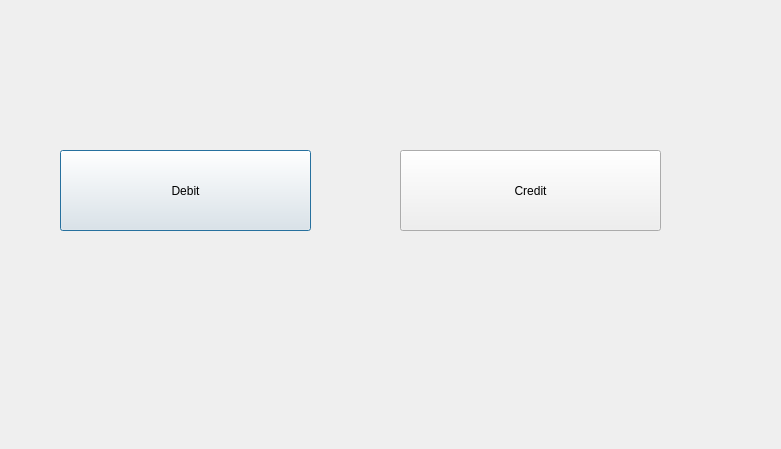
First picture: the form in bankautomat/menu.ui, repository tvt21kmo-bank-project/group_3, before the edit.
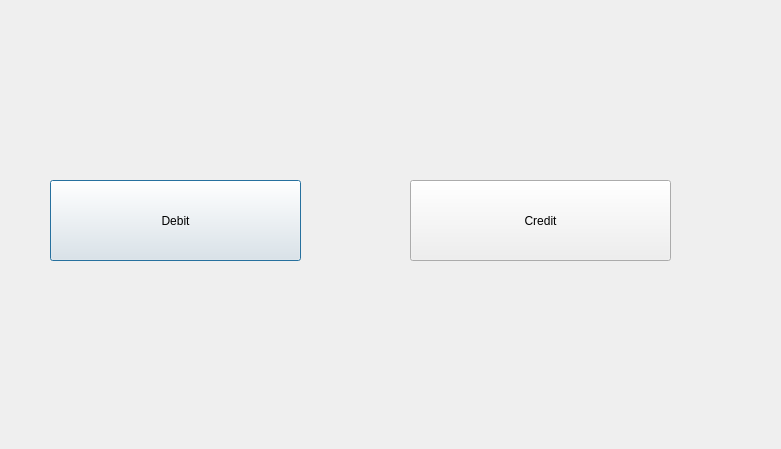
Second picture: the form after the edit.

The edit to the form file:
```diff
--- a/bankautomat/menu.ui
+++ b/bankautomat/menu.ui
@@ -16,8 +16,8 @@
   <widget class="QPushButton" name="btnDebit">
    <property name="geometry">
     <rect>
-     <x>60</x>
-     <y>150</y>
+     <x>50</x>
+     <y>180</y>
      <width>251</width>
      <height>81</height>
     </rect>
@@ -54,8 +54,8 @@
   <widget class="QPushButton" name="btnCredit">
    <property name="geometry">
     <rect>
-     <x>400</x>
-     <y>150</y>
+     <x>410</x>
+     <y>180</y>
      <width>261</width>
      <height>81</height>
     </rect>
```
